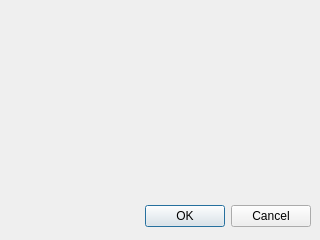
Above: qt_ui/mitmproxy_config_win/win_ui.ui from ShenWei-HopeNoBug/mock-api-server before the change. Below: the same form after it.
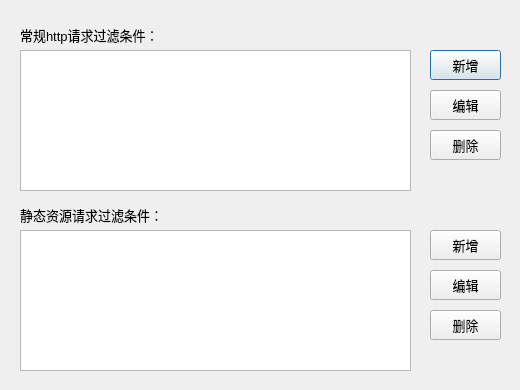
That is the form after the change.

The edit to the form file:
```diff
--- a/qt_ui/mitmproxy_config_win/win_ui.ui
+++ b/qt_ui/mitmproxy_config_win/win_ui.ui
@@ -6,27 +6,251 @@
    <rect>
     <x>0</x>
     <y>0</y>
-    <width>320</width>
-    <height>240</height>
+    <width>520</width>
+    <height>390</height>
    </rect>
   </property>
   <property name="windowTitle">
    <string>Dialog</string>
   </property>
-  <widget class="QDialogButtonBox" name="buttonBox">
+  <widget class="QListWidget" name="httpPathListWidget">
    <property name="geometry">
     <rect>
-     <x>10</x>
+     <x>20</x>
+     <y>50</y>
+     <width>391</width>
+     <height>141</height>
+    </rect>
+   </property>
+   <property name="font">
+    <font>
+     <pointsize>10</pointsize>
+    </font>
+   </property>
+  </widget>
+  <widget class="QListWidget" name="staticPathListWidget">
+   <property name="geometry">
+    <rect>
+     <x>20</x>
+     <y>230</y>
+     <width>391</width>
+     <height>141</height>
+    </rect>
+   </property>
+   <property name="font">
+    <font>
+     <pointsize>10</pointsize>
+    </font>
+   </property>
+  </widget>
+  <widget class="QLabel" name="httpPathLabel">
+   <property name="geometry">
+    <rect>
+     <x>20</x>
+     <y>20</y>
+     <width>251</width>
+     <height>30</height>
+    </rect>
+   </property>
+   <property name="minimumSize">
+    <size>
+     <width>0</width>
+     <height>30</height>
+    </size>
+   </property>
+   <property name="font">
+    <font>
+     <pointsize>10</pointsize>
+    </font>
+   </property>
+   <property name="text">
+    <string>常规http请求过滤条件：</string>
+   </property>
+  </widget>
+  <widget class="QLabel" name="staticPathLabel">
+   <property name="geometry">
+    <rect>
+     <x>20</x>
      <y>200</y>
-     <width>301</width>
-     <height>32</height>
+     <width>251</width>
+     <height>30</height>
     </rect>
    </property>
-   <property name="orientation">
-    <enum>Qt::Horizontal</enum>
+   <property name="minimumSize">
+    <size>
+     <width>0</width>
+     <height>30</height>
+    </size>
    </property>
-   <property name="standardButtons">
-    <set>QDialogButtonBox::Cancel|QDialogButtonBox::Ok</set>
+   <property name="font">
+    <font>
+     <pointsize>10</pointsize>
+    </font>
+   </property>
+   <property name="text">
+    <string>静态资源请求过滤条件：</string>
+   </property>
+  </widget>
+  <widget class="QPushButton" name="addHttpPathPushButton">
+   <property name="geometry">
+    <rect>
+     <x>430</x>
+     <y>50</y>
+     <width>71</width>
+     <height>30</height>
+    </rect>
+   </property>
+   <property name="minimumSize">
+    <size>
+     <width>0</width>
+     <height>30</height>
+    </size>
+   </property>
+   <property name="font">
+    <font>
+     <pointsize>10</pointsize>
+    </font>
+   </property>
+   <property name="cursor">
+    <cursorShape>PointingHandCursor</cursorShape>
+   </property>
+   <property name="text">
+    <string>新增</string>
+   </property>
+  </widget>
+  <widget class="QPushButton" name="deleteHttpPathPushButton">
+   <property name="geometry">
+    <rect>
+     <x>430</x>
+     <y>130</y>
+     <width>71</width>
+     <height>30</height>
+    </rect>
+   </property>
+   <property name="minimumSize">
+    <size>
+     <width>0</width>
+     <height>30</height>
+    </size>
+   </property>
+   <property name="font">
+    <font>
+     <pointsize>10</pointsize>
+    </font>
+   </property>
+   <property name="cursor">
+    <cursorShape>PointingHandCursor</cursorShape>
+   </property>
+   <property name="text">
+    <string>删除</string>
+   </property>
+  </widget>
+  <widget class="QPushButton" name="deleteStaticPathPushButton">
+   <property name="geometry">
+    <rect>
+     <x>430</x>
+     <y>310</y>
+     <width>71</width>
+     <height>30</height>
+    </rect>
+   </property>
+   <property name="minimumSize">
+    <size>
+     <width>0</width>
+     <height>30</height>
+    </size>
+   </property>
+   <property name="font">
+    <font>
+     <pointsize>10</pointsize>
+    </font>
+   </property>
+   <property name="cursor">
+    <cursorShape>PointingHandCursor</cursorShape>
+   </property>
+   <property name="text">
+    <string>删除</string>
+   </property>
+  </widget>
+  <widget class="QPushButton" name="addStaticPathPushButton">
+   <property name="geometry">
+    <rect>
+     <x>430</x>
+     <y>230</y>
+     <width>71</width>
+     <height>30</height>
+    </rect>
+   </property>
+   <property name="minimumSize">
+    <size>
+     <width>0</width>
+     <height>30</height>
+    </size>
+   </property>
+   <property name="font">
+    <font>
+     <pointsize>10</pointsize>
+    </font>
+   </property>
+   <property name="cursor">
+    <cursorShape>PointingHandCursor</cursorShape>
+   </property>
+   <property name="text">
+    <string>新增</string>
+   </property>
+  </widget>
+  <widget class="QPushButton" name="editStaticPathPushButton">
+   <property name="geometry">
+    <rect>
+     <x>430</x>
+     <y>270</y>
+     <width>71</width>
+     <height>30</height>
+    </rect>
+   </property>
+   <property name="minimumSize">
+    <size>
+     <width>0</width>
+     <height>30</height>
+    </size>
+   </property>
+   <property name="font">
+    <font>
+     <pointsize>10</pointsize>
+    </font>
+   </property>
+   <property name="cursor">
+    <cursorShape>PointingHandCursor</cursorShape>
+   </property>
+   <property name="text">
+    <string>编辑</string>
+   </property>
+  </widget>
+  <widget class="QPushButton" name="editHttpPathPushButton">
+   <property name="geometry">
+    <rect>
+     <x>430</x>
+     <y>90</y>
+     <width>71</width>
+     <height>30</height>
+    </rect>
+   </property>
+   <property name="minimumSize">
+    <size>
+     <width>0</width>
+     <height>30</height>
+    </size>
+   </property>
+   <property name="font">
+    <font>
+     <pointsize>10</pointsize>
+    </font>
+   </property>
+   <property name="cursor">
+    <cursorShape>PointingHandCursor</cursorShape>
+   </property>
+   <property name="text">
+    <string>编辑</string>
    </property>
   </widget>
  </widget>
```
Left out of the diff: 35 changed lines with no effect on the pictures.
